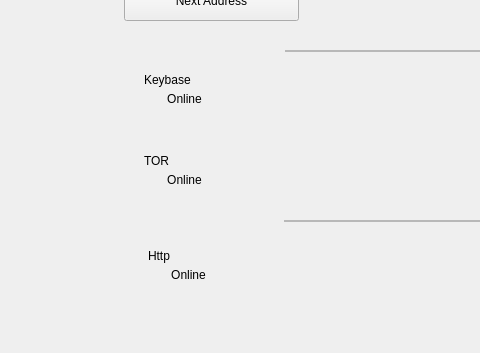
Above: windows_desktop/e_listening.ui from 0xkobe/mwc-wallet before the change; both pictures show x 0 to 480 and y 193 to 546 of the 778 by 546 pixel window. Below: the same form after it.
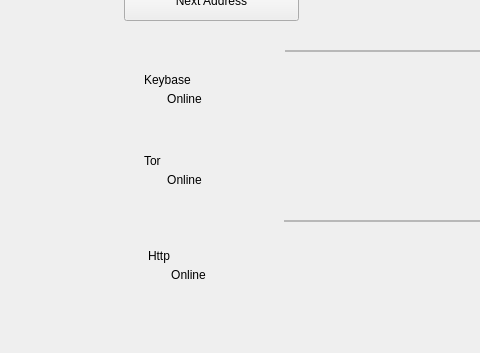
That is the form after the change. Icons and pictures are not drawn. Custom widgets are drawn as their Qt base class.

What changed in the file:
```diff
--- a/windows_desktop/e_listening.ui
+++ b/windows_desktop/e_listening.ui
@@ -543,7 +543,7 @@
          </rect>
         </property>
         <property name="text">
-         <string>TOR</string>
+         <string>Tor</string>
         </property>
        </widget>
        <widget class="control::MwcPushButtonNormal" name="torTriggerButton">
```
Left out of the diff: 4 changed lines with no effect on the pictures.
